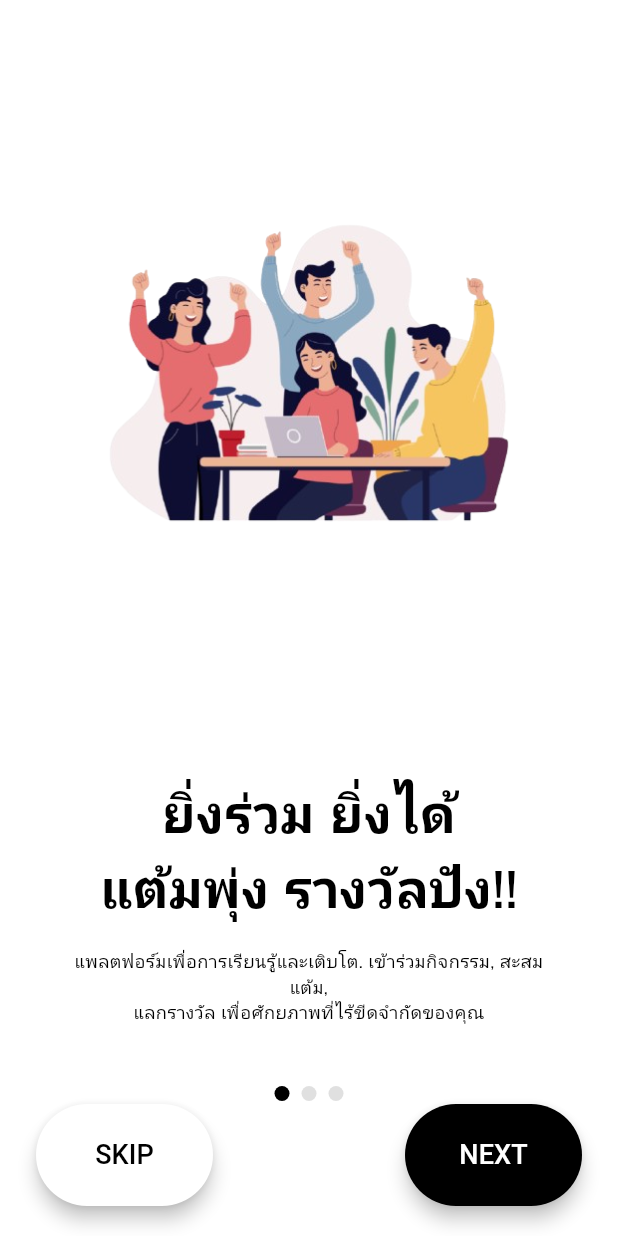
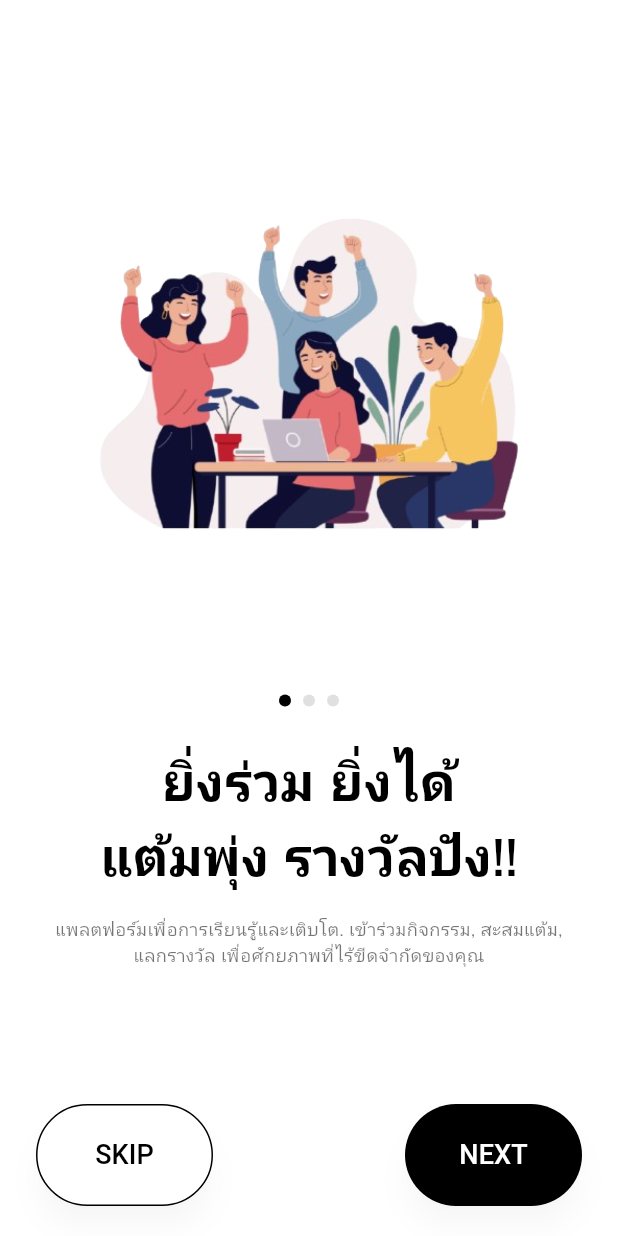
Before and after one commit to PhiphatD/flutter_application_activity_record, a Flutter app: the screen it shows after launch, on a phone screen of 412 x 824 dp. Run offline on Flutter 3.47's test engine with Material 3 defaults, Android fonts, the phone set to English and light mode, and no system bars; drawn by our look-alikes of smooth_page_indicator; our stand-ins replace google_fonts, shared_preferences.

Commit message:
Redesign login and onboarding screens UI
Updated the login screen with a new layout, custom fonts, and improved styling to match design specifications. Refactored onboarding screen to adjust image sizes, move the page indicator below images, update text colors, and enhance button styles for better visual consistency. Removed unused intro_hero.png asset and updated intro3.png.

```diff
--- a/flutter_application_activity_record/lib/screens/onboarding_screen.dart
+++ b/flutter_application_activity_record/lib/screens/onboarding_screen.dart
@@ -64,7 +64,7 @@ class _OnboardingScreenState extends State<OnboardingScreen> {
                     title: 'ยิ่งร่วม ยิ่งได้\nแต้มพุ่ง รางวัลปัง!!',
                     description:
                         'แพลตฟอร์มเพื่อการเรียนรู้และเติบโต. เข้าร่วมกิจกรรม, สะสมแต้ม, \nแลกรางวัล เพื่อศักยภาพที่ไร้ขีดจำกัดของคุณ',
-                    imageHeight: 456,
+                    imageHeight: 380,
                   ),
                   // Page 2
                   _buildInfoPage(
@@ -72,6 +72,7 @@ class _OnboardingScreenState extends State<OnboardingScreen> {
                     title: 'กิจกรรมดี ๆ\nเพื่อทีมที่แข็งแรง',
                     description:
                         'ค้นหากิจกรรมที่น่าสนใจภายในองค์กร และเข้าร่วมเพื่อเก็บแต้มและพัฒนาความสัมพันธ์ในทีม',
+                    imageHeight: 380,
                   ),
                   // Page 3
                   _buildInfoPage(
@@ -79,6 +80,7 @@ class _OnboardingScreenState extends State<OnboardingScreen> {
                     title: 'เปลี่ยนกิจกรรม\nให้เป็นโอกาส',
                     description:
                         'ทุกกิจกรรมที่คุณเข้าร่วมคือการเปิดโอกาสใหม่ๆ ให้กับตัวเอง สะสมแต้มเพื่อแลกของรางวัลสุดพิเศษ!',
+                    imageHeight: 380,
                   ),
                 ],
               ),
@@ -98,12 +100,24 @@ class _OnboardingScreenState extends State<OnboardingScreen> {
     double imageHeight = 250,
   }) {
     return Padding(
-      padding: const EdgeInsets.symmetric(horizontal: 40.0, vertical: 20.0),
+      padding: const EdgeInsets.symmetric(horizontal: 32.0, vertical: 16.0),
       child: Column(
         mainAxisAlignment: MainAxisAlignment.center,
         children: [
-          Image.asset(imagePath, height: imageHeight),
-          const SizedBox(height: 40),
+          Image.asset(imagePath, height: imageHeight, fit: BoxFit.contain),
+          const SizedBox(height: 24),
+          // Move page indicator to be under the image (ตามภาพ Figma)
+          SmoothPageIndicator(
+            controller: _pageController,
+            count: 3,
+            effect: WormEffect(
+              dotHeight: 8,
+              dotWidth: 8,
+              activeDotColor: Colors.black, // #000000
+              dotColor: Colors.grey[300]!,
+            ),
+          ),
+          const SizedBox(height: 24),
           Text(
             title,
             textAlign: TextAlign.center,
@@ -120,7 +134,7 @@ class _OnboardingScreenState extends State<OnboardingScreen> {
             style: GoogleFonts.mulish(
               fontSize: 12,
               fontWeight: FontWeight.w400,
-              color: Colors.black,
+              color: Colors.black54,
             ),
           ),
         ],
@@ -137,28 +151,18 @@ class _OnboardingScreenState extends State<OnboardingScreen> {
       height: 120,
       child: Column(
         children: [
-          // 1. Page Indicator (จุดๆ)
-          SmoothPageIndicator(
-            controller: _pageController,
-            count: 3,
-            effect: WormEffect(
-              dotHeight: 10,
-              dotWidth: 10,
-              // <-- 5. อัปเดตสี Indicator ตาม CSS
-              activeDotColor: Colors.black, // CSS คือ #000000
-              dotColor:
-                  Colors.grey[300]!, // CSS ของ Inactive คือ border #000000
-            ),
-          ),
           const Spacer(),
 
           // 2. Buttons
           isLastPage
               // (หน้า Info 3) - ปุ่ม START
-              ? _buildActionButton(
-                  text: 'START',
-                  isPrimary: true, // Style สีดำ
-                  onTap: _onDone,
+              ? SizedBox(
+                  width: double.infinity,
+                  child: _buildActionButton(
+                    text: 'START',
+                    isPrimary: true, // Style สีดำ
+                    onTap: _onDone,
+                  ),
                 )
               // (หน้า Info 1 & 2) - ปุ่ม SKIP และ NEXT
               : Row(
@@ -203,16 +207,16 @@ class _OnboardingScreenState extends State<OnboardingScreen> {
       style: ElevatedButton.styleFrom(
         backgroundColor: backgroundColor,
         foregroundColor: textColor,
-        elevation: 5, // สร้างเงา (BoxShadow)
+        elevation: 8, // สร้างเงา (ตาม Figma shadow ที่เด่นขึ้นเล็กน้อย)
+        shadowColor: Colors.black.withOpacity(0.15),
         minimumSize: const Size(118, 68), // ขนาดตาม CSS (w: 118, h: 68)
         shape: RoundedRectangleBorder(
           borderRadius: BorderRadius.circular(50), // border-radius: 50px
         ),
-        // (CSS มี border สีดำสำหรับปุ่ม SKIP แต่ดีไซน์ในรูปไม่มี,
-        // ถ้าต้องการเพิ่ม ให้ uncomment บรรทัดข้างล่าง)
-        // side: isPrimary
-        //     ? BorderSide.none
-        //     : const BorderSide(color: Colors.black, width: 1),
+        // เพิ่มเส้นขอบบางสำหรับปุ่ม SKIP ให้คล้าย Figma
+        side: isPrimary
+            ? BorderSide.none
+            : const BorderSide(color: Colors.black, width: 1),
       ),
       child: Text(
         text,
```
Also changed, not shown: flutter_application_activity_record/lib/screens/login_screen.dart (+120 -38 lines), flutter_application_activity_record/assets/images/intro3.png, flutter_application_activity_record/assets/images/intro_hero.png (deleted).
